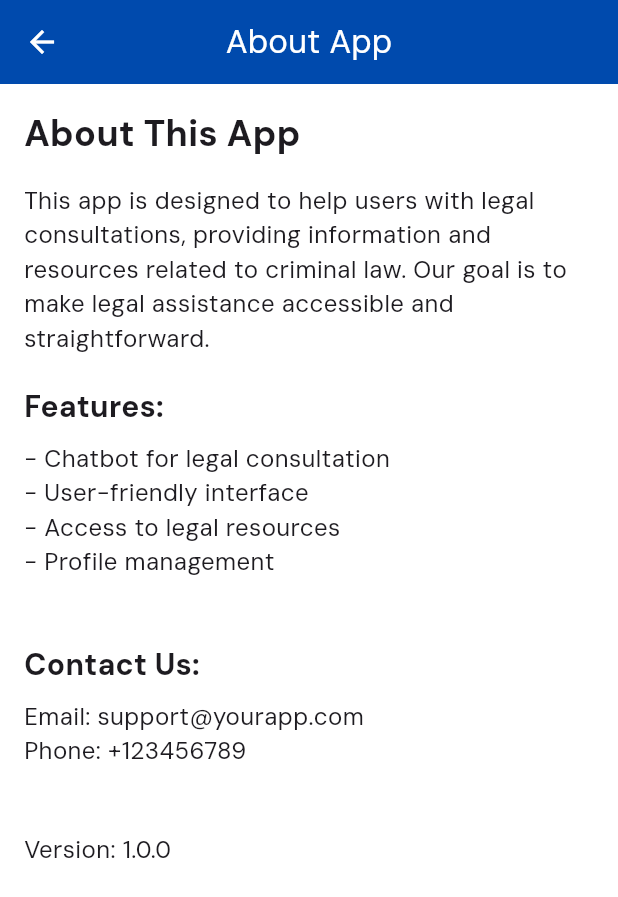
After one commit to 24aeronyx/mybalance, a Flutter app: the AboutAppScreen screen opened directly, on a phone screen of 412 x 824 dp. The commit adds this screen. Shown: the top 897 px of the screen. Run offline on Flutter 3.47's test engine with Material 3 defaults, Android fonts, the phone set to English and light mode, and no system bars; our stand-ins replace fl_chart; network calls fail.

Commit message:
Create about app page

```diff
--- /dev/null
+++ b/lib/screens/about.dart
@@ -0,0 +1,66 @@
+import 'package:flutter/material.dart';
+
+class AboutAppScreen extends StatelessWidget {
+  @override
+  Widget build(BuildContext context) {
+    return Scaffold(
+      appBar: AppBar(
+        backgroundColor: const Color.fromRGBO(0, 74, 173, 1),
+        title: const Text('About App', style: TextStyle(color: Colors.white)),
+        centerTitle: true,
+        leading: IconButton(
+          icon: const Icon(Icons.arrow_back, color: Colors.white),
+          onPressed: () {
+            Navigator.pop(context); // Go back to the previous screen
+          },
+        ),
+      ),
+      body: Padding(
+        padding: const EdgeInsets.all(16.0),
+        child: Column(
+          crossAxisAlignment: CrossAxisAlignment.start,
+          children: [
+            const Text(
+              'About This App',
+              style: TextStyle(fontSize: 24, fontWeight: FontWeight.bold),
+            ),
+            const SizedBox(height: 16.0),
+            const Text(
+              'This app is designed to help users with legal consultations, providing information and resources related to criminal law. Our goal is to make legal assistance accessible and straightforward.',
+              style: TextStyle(fontSize: 16),
+            ),
+            const SizedBox(height: 20.0),
+            const Text(
+              'Features:',
+              style: TextStyle(fontSize: 20, fontWeight: FontWeight.bold),
+            ),
+            const SizedBox(height: 8.0),
+            const Text(
+              '- Chatbot for legal consultation\n'
+              '- User-friendly interface\n'
+              '- Access to legal resources\n'
+              '- Profile management\n',
+              style: TextStyle(fontSize: 16),
+            ),
+            const SizedBox(height: 20.0),
+            const Text(
+              'Contact Us:',
+              style: TextStyle(fontSize: 20, fontWeight: FontWeight.bold),
+            ),
+            const SizedBox(height: 8.0),
+            const Text(
+              'Email: support@yourapp.com\n'
+              'Phone: +123456789\n',
+              style: TextStyle(fontSize: 16),
+            ),
+            const SizedBox(height: 20.0),
+            const Text(
+              'Version: 1.0.0',
+              style: TextStyle(fontSize: 16),
+            ),
+          ],
+        ),
+      ),
+    );
+  }
+}
--- a/lib/screens/forgot_password.dart
+++ b/lib/screens/forgot_password.dart
@@ -48,7 +48,7 @@ class _ForgotPasswordScreenState extends State<ForgotPasswordScreen> {
         child: Form(
           key: _formKey,
           child: Column(
-            mainAxisAlignment: MainAxisAlignment.center,
+            mainAxisAlignment: MainAxisAlignment.start,
             children: [
               // Email TextField
               TextFormField(
--- a/lib/screens/profile.dart
+++ b/lib/screens/profile.dart
@@ -4,6 +4,7 @@ import '../widgets/summary_card.dart';
 import '../widgets/menu_option.dart';
 import '../screens/main_screen.dart';
 import '../screens/edit_profile.dart'; // Import untuk navigasi ke MainScreen
+import '../screens/forgot_password.dart';
 
 class ProfileScreen extends StatelessWidget {
   final String username = "Ariel Zakly Pratama";
@@ -114,7 +115,13 @@ class ProfileScreen extends StatelessWidget {
                   title: 'Forgot Password',
                   icon: Icons.lock,
                   iconColor: const Color.fromRGBO(0, 74, 173, 1),
-                  onTap: () {},
+                  onTap: () {
+                    Navigator.push(
+                      context,
+                      MaterialPageRoute(
+                          builder: (context) => ForgotPasswordScreen()),
+                    );
+                  },
                 ),
                 MenuOption(
                   title: 'About App',
```
